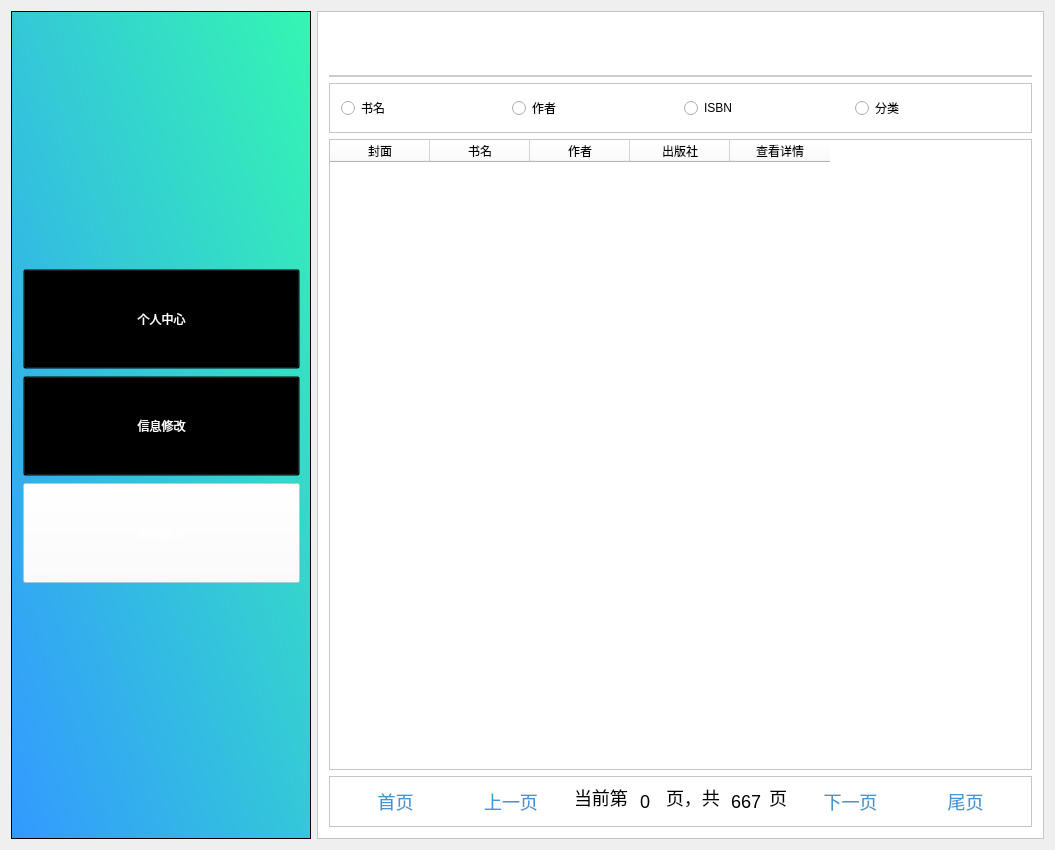
Qt form Library/Library/student_searchbook.ui (BooksOcean/BooksOcean) before a commit.
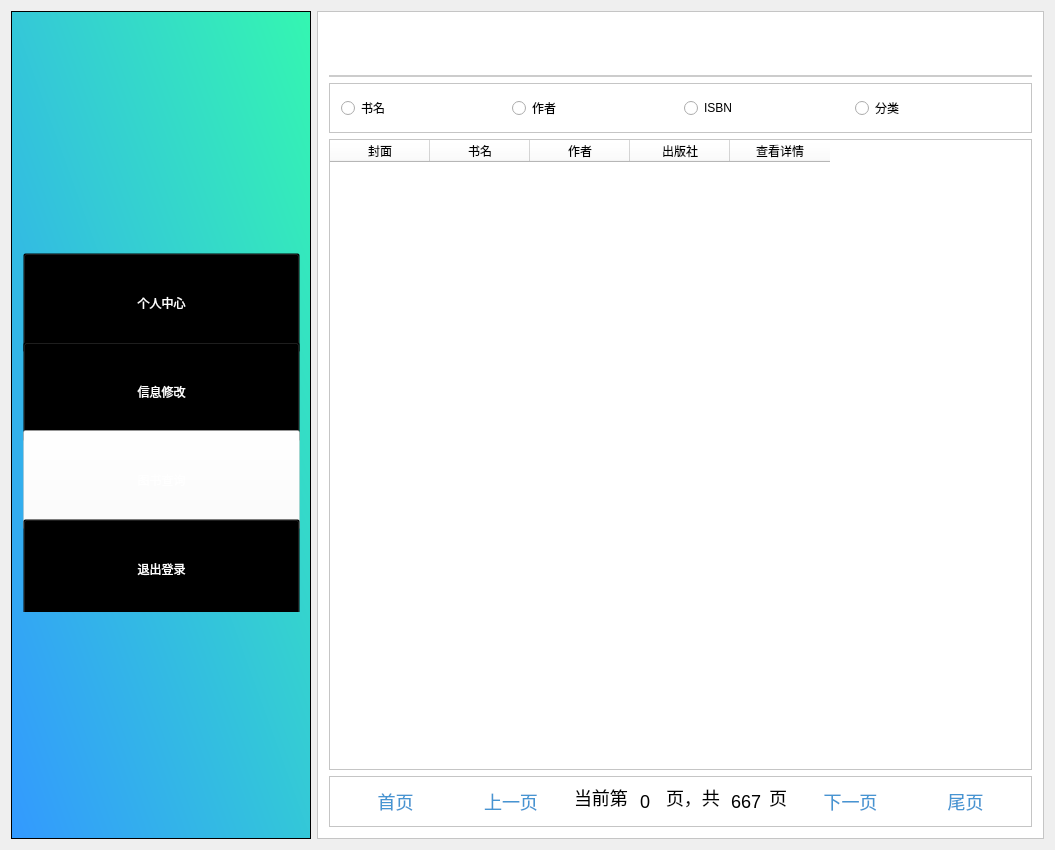
The same form after that commit. Icons and pictures are not drawn.

Patch:
```diff
--- a/Library/Library/student_searchbook.ui
+++ b/Library/Library/student_searchbook.ui
@@ -153,6 +153,24 @@
            </property>
           </widget>
          </item>
+         <item>
+          <widget class="QPushButton" name="btnLogout">
+           <property name="minimumSize">
+            <size>
+             <width>0</width>
+             <height>100</height>
+            </size>
+           </property>
+           <property name="styleSheet">
+            <string notr="true">font: 12pt &quot;微软雅黑&quot;;
+color:white;
+background:transparent;</string>
+           </property>
+           <property name="text">
+            <string>退出登录</string>
+           </property>
+          </widget>
+         </item>
         </layout>
        </item>
       </layout>
```
